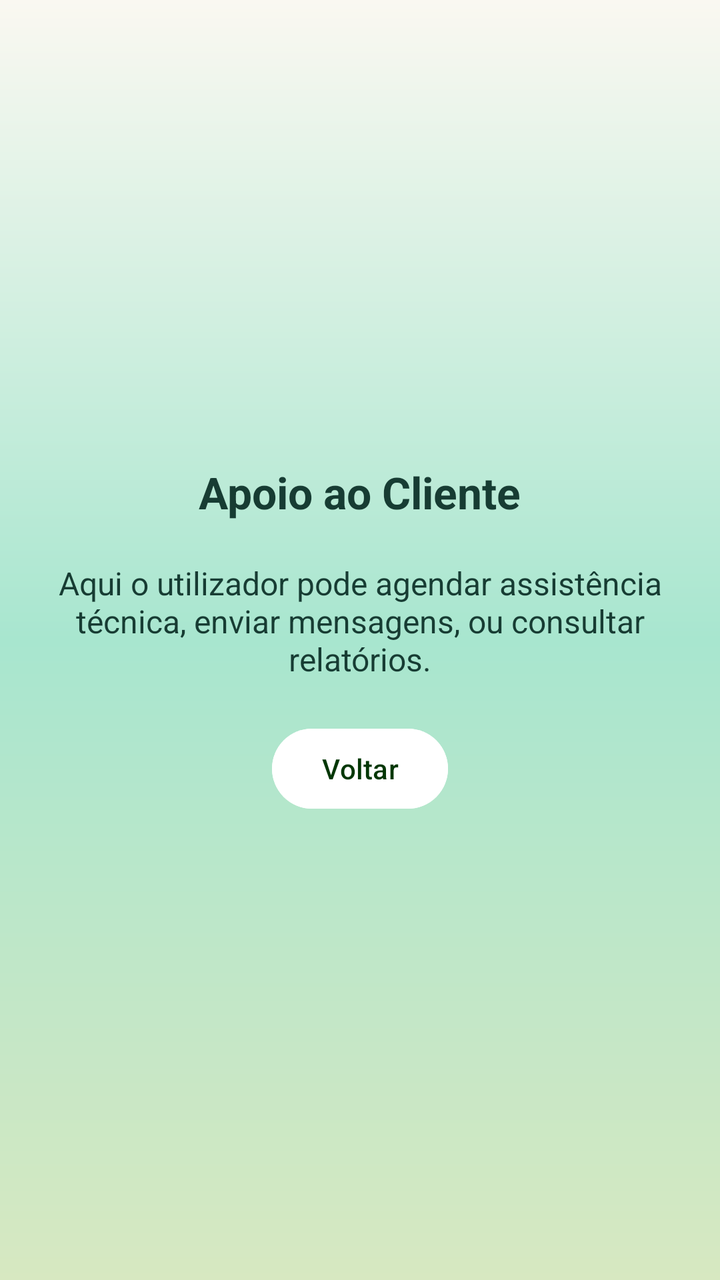
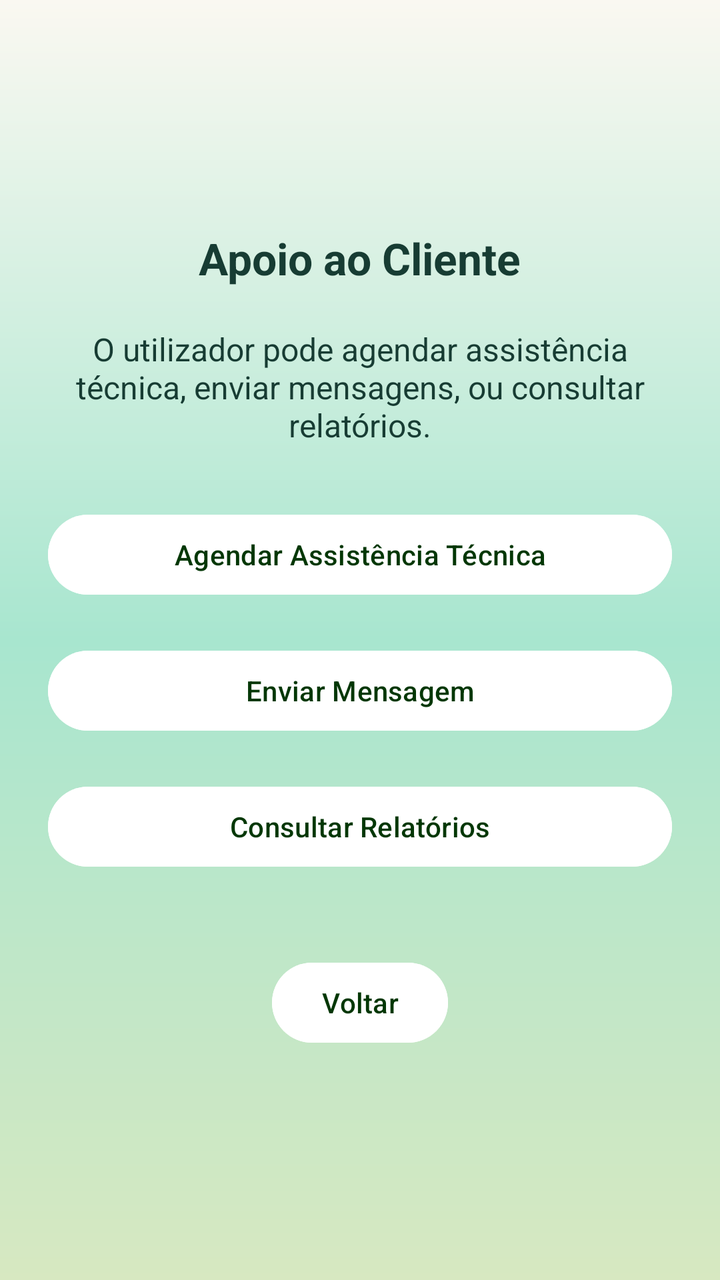

Compare the two renders of this Android layout. The source of the first and the diff that turns it into the second are given below.
<!-- AndroidManifest.xml: application theme Theme.EcoTrack -->
<!-- res/layout/activity_apoio_cliente.xml -->
<?xml version="1.0" encoding="utf-8"?>
<LinearLayout xmlns:android="http://schemas.android.com/apk/res/android"
    android:layout_width="match_parent"
    android:layout_height="match_parent"
    android:orientation="vertical"
    android:padding="24dp"
    android:background="@drawable/gradient_verde"
    android:gravity="center">

    <TextView
        android:layout_width="wrap_content"
        android:layout_height="wrap_content"
        android:text="Apoio ao Cliente"
        android:textColor="@color/onMint"
        android:textSize="22sp"
        android:textStyle="bold"
        android:layout_marginBottom="20dp"/>

    <TextView
        android:layout_width="wrap_content"
        android:layout_height="wrap_content"
        android:layout_marginBottom="20dp"
        android:text="Aqui o utilizador pode agendar assistência técnica, enviar mensagens, ou consultar relatórios."
        android:textAlignment="center"
        android:textColor="@color/onMint"
        android:textSize="16sp" />

    <Button
        android:layout_width="wrap_content"
        android:layout_height="wrap_content"
        android:text="Voltar"
        android:onClick="onBackPressed"
        android:backgroundTint="#FFFFFF"
        android:textColor="@color/green"/>
</LinearLayout>
<!-- resources referenced by this layout -->
<resources>
  <color name="green">#033705</color>
  <color name="onMint">#173C33</color>
  <!-- drawable gradient_verde (drawable) -->
  <shape xmlns:android="http://schemas.android.com/apk/res/android">
      <gradient
          android:startColor="@color/pastel_lightgreen"
          android:centerColor="@color/mint_start"
          android:endColor="@color/pastel_whitewarm"
          android:angle="90" />
  
      <corners android:radius="0dp" />
  </shape>
  <style name="Theme.EcoTrack" parent="Base.Theme.EcoTrack" />
  <color name="pastel_lightgreen">#D7E8C1</color>
  <color name="mint_start">#A8E6CF</color>
  <color name="pastel_whitewarm">#FAF8F1</color>
  <style name="Base.Theme.EcoTrack" parent="Theme.Material3.DayNight.NoActionBar">
          
          
      </style>
</resources>

<!-- the commit's change to res/layout/activity_apoio_cliente.xml (unified diff, before → after) -->
@@ -4,9 +4,10 @@
     android:layout_height="match_parent"
     android:orientation="vertical"
     android:padding="24dp"
-    android:background="@drawable/gradient_verde"
-    android:gravity="center">
+    android:gravity="center"
+    android:background="@drawable/gradient_verde">
 
+    
     <TextView
         android:layout_width="wrap_content"
         android:layout_height="wrap_content"
@@ -16,20 +17,53 @@
         android:textStyle="bold"
         android:layout_marginBottom="20dp"/>
 
+    
     <TextView
-        android:layout_width="wrap_content"
+        android:layout_width="300dp"
         android:layout_height="wrap_content"
-        android:layout_marginBottom="20dp"
-        android:text="Aqui o utilizador pode agendar assistência técnica, enviar mensagens, ou consultar relatórios."
+        android:layout_marginBottom="30dp"
+        android:text="O utilizador pode agendar assistência técnica, enviar mensagens, ou consultar relatórios."
         android:textAlignment="center"
         android:textColor="@color/onMint"
         android:textSize="16sp" />
 
+    
+    <Button
+        android:id="@+id/btnAgendarAssistencia"
+        android:layout_width="match_parent"
+        android:layout_height="wrap_content"
+        android:text="Agendar Assistência Técnica"
+        android:backgroundTint="#FFFFFF"
+        android:textColor="@color/green"
+        android:layout_marginBottom="20dp" />
+
+    
+    <Button
+        android:id="@+id/btnEnviarMensagem"
+        android:layout_width="match_parent"
+        android:layout_height="wrap_content"
+        android:text="Enviar Mensagem"
+        android:backgroundTint="#FFFFFF"
+        android:textColor="@color/green"
+        android:layout_marginBottom="20dp" />
+
+    
+    <Button
+        android:id="@+id/btnConsultarRelatorios"
+        android:layout_width="match_parent"
+        android:layout_height="wrap_content"
+        android:text="Consultar Relatórios"
+        android:backgroundTint="#FFFFFF"
+        android:textColor="@color/green"
+        android:layout_marginBottom="40dp" />
+
+    
     <Button
         android:layout_width="wrap_content"
         android:layout_height="wrap_content"
         android:text="Voltar"
         android:onClick="onBackPressed"
         android:backgroundTint="#FFFFFF"
-        android:textColor="@color/green"/>
+        android:textColor="@color/green" />
+
 </LinearLayout>
